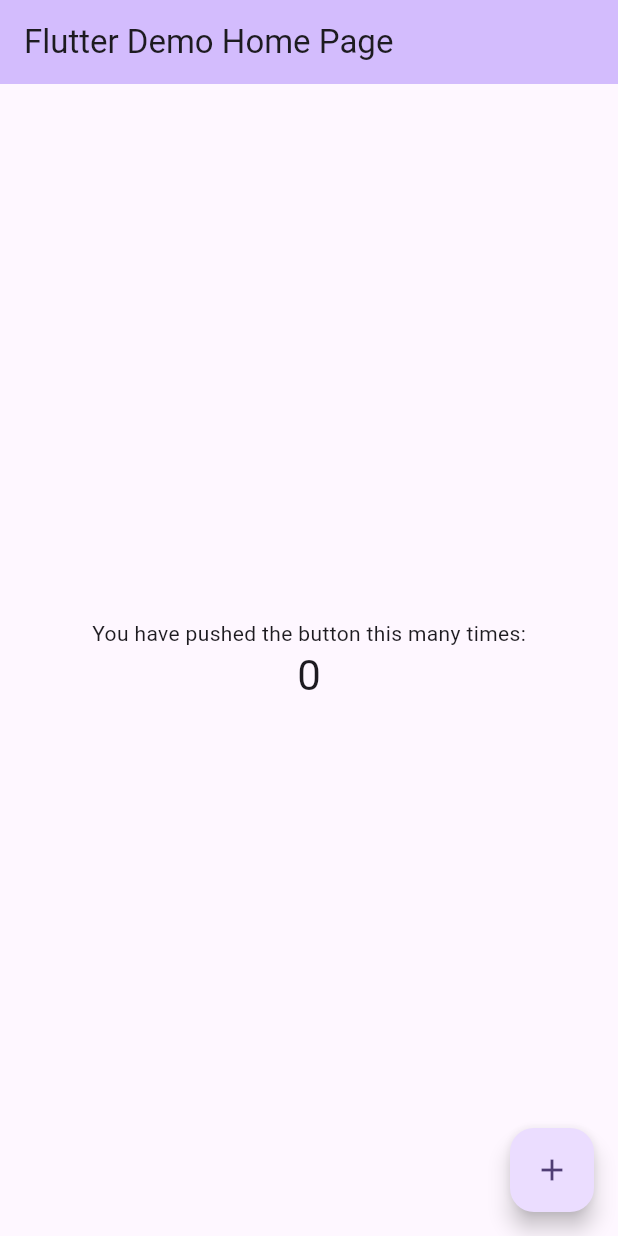
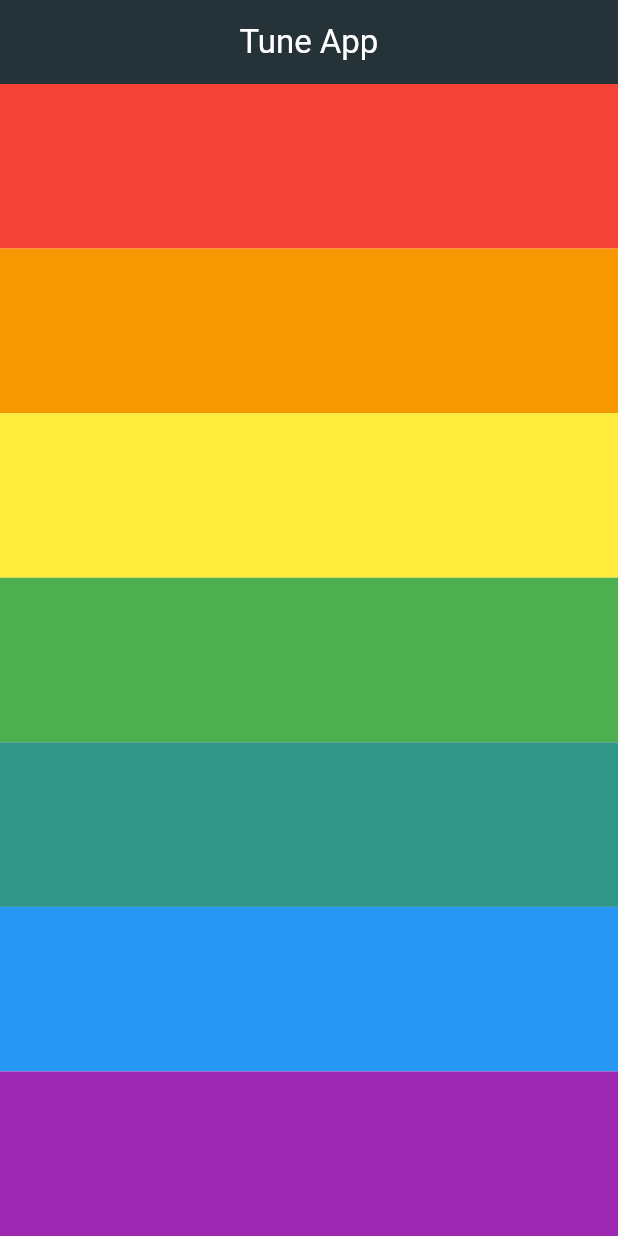
Before and after one commit to AhmedEssammm/tune-player-app, a Flutter app: the screen it shows after launch, on a phone screen of 412 x 824 dp. Run offline on Flutter 3.47's test engine with Material 3 defaults, Android fonts, the phone set to English and light mode, and no system bars.

Commit message:
Finished UI

```diff
--- a/lib/main.dart
+++ b/lib/main.dart
@@ -1,125 +1,18 @@
 import 'package:flutter/material.dart';
+import 'package:tune_player_app/views/tune_view.dart';
 
 void main() {
-  runApp(const MyApp());
+  runApp(const TuneApp());
 }
 
-class MyApp extends StatelessWidget {
-  const MyApp({super.key});
+class TuneApp extends StatelessWidget {
+  const TuneApp({super.key});
 
-  // This widget is the root of your application.
   @override
   Widget build(BuildContext context) {
     return MaterialApp(
-      title: 'Flutter Demo',
-      theme: ThemeData(
-        // This is the theme of your application.
-        //
-        // TRY THIS: Try running your application with "flutter run". You'll see
-        // the application has a purple toolbar. Then, without quitting the app,
-        // try changing the seedColor in the colorScheme below to Colors.green
-        // and then invoke "hot reload" (save your changes or press the "hot
-        // reload" button in a Flutter-supported IDE, or press "r" if you used
-        // the command line to start the app).
-        //
-        // Notice that the counter didn't reset back to zero; the application
-        // state is not lost during the reload. To reset the state, use hot
-        // restart instead.
-        //
-        // This works for code too, not just values: Most code changes can be
-        // tested with just a hot reload.
-        colorScheme: ColorScheme.fromSeed(seedColor: Colors.deepPurple),
-        useMaterial3: true,
-      ),
-      home: const MyHomePage(title: 'Flutter Demo Home Page'),
+      debugShowCheckedModeBanner: false,
+      home: TuneView(),
     );
   }
 }
-
-class MyHomePage extends StatefulWidget {
-  const MyHomePage({super.key, required this.title});
-
-  // This widget is the home page of your application. It is stateful, meaning
-  // that it has a State object (defined below) that contains fields that affect
-  // how it looks.
-
-  // This class is the configuration for the state. It holds the values (in this
-  // case the title) provided by the parent (in this case the App widget) and
-  // used by the build method of the State. Fields in a Widget subclass are
-  // always marked "final".
-
-  final String title;
-
-  @override
-  State<MyHomePage> createState() => _MyHomePageState();
-}
-
-class _MyHomePageState extends State<MyHomePage> {
-  int _counter = 0;
-
-  void _incrementCounter() {
-    setState(() {
-      // This call to setState tells the Flutter framework that something has
-      // changed in this State, which causes it to rerun the build method below
-      // so that the display can reflect the updated values. If we changed
-      // _counter without calling setState(), then the build method would not be
-      // called again, and so nothing would appear to happen.
-      _counter++;
-    });
-  }
-
-  @override
-  Widget build(BuildContext context) {
-    // This method is rerun every time setState is called, for instance as done
-    // by the _incrementCounter method above.
-    //
-    // The Flutter framework has been optimized to make rerunning build methods
-    // fast, so that you can just rebuild anything that needs updating rather
-    // than having to individually change instances of widgets.
-    return Scaffold(
-      appBar: AppBar(
-        // TRY THIS: Try changing the color here to a specific color (to
-        // Colors.amber, perhaps?) and trigger a hot reload to see the AppBar
-        // change color while the other colors stay the same.
-        backgroundColor: Theme.of(context).colorScheme.inversePrimary,
-        // Here we take the value from the MyHomePage object that was created by
-        // the App.build method, and use it to set our appbar title.
-        title: Text(widget.title),
-      ),
-      body: Center(
-        // Center is a layout widget. It takes a single child and positions it
-        // in the middle of the parent.
-        child: Column(
-          // Column is also a layout widget. It takes a list of children and
-          // arranges them vertically. By default, it sizes itself to fit its
-          // children horizontally, and tries to be as tall as its parent.
-          //
-          // Column has various properties to control how it sizes itself and
-          // how it positions its children. Here we use mainAxisAlignment to
-          // center the children vertically; the main axis here is the vertical
-          // axis because Columns are vertical (the cross axis would be
-          // horizontal).
-          //
-          // TRY THIS: Invoke "debug painting" (choose the "Toggle Debug Paint"
-          // action in the IDE, or press "p" in the console), to see the
-          // wireframe for each widget.
-          mainAxisAlignment: MainAxisAlignment.center,
-          children: <Widget>[
-            const Text(
-              'You have pushed the button this many times:',
-            ),
-            Text(
-              '$_counter',
-              style: Theme.of(context).textTheme.headlineMedium,
-            ),
-          ],
-        ),
-      ),
-      floatingActionButton: FloatingActionButton(
-        onPressed: _incrementCounter,
-        tooltip: 'Increment',
-        child: const Icon(Icons.add),
-      ), // This trailing comma makes auto-formatting nicer for build methods.
-    );
-  }
-}
--- /dev/null
+++ b/lib/views/tune_view.dart
@@ -0,0 +1,34 @@
+import 'package:flutter/material.dart';
+import 'package:tune_player_app/widgets/tune_item.dart';
+
+class TuneView extends StatelessWidget {
+  const TuneView({super.key});
+  final List<Color> tuneColors = const [
+    Color(0xFFF44336),
+    Color(0xFFF89800),
+    Color(0xFFFEEB3B),
+    Color(0xFF4CAF50),
+    Color(0xFF2F9688),
+    Color(0xFF2896F3),
+    Color(0xFF9C27B0),
+  ];
+  @override
+  Widget build(BuildContext context) {
+    return Scaffold(
+      appBar: AppBar(
+        centerTitle: true,
+        title: Text('Tune App'),
+        backgroundColor: Color(0xFF253238),
+        foregroundColor: Colors.white,
+        elevation: 0,
+      ),
+      body: Column(
+        children: tuneColors
+            .map(
+              (e) => TuneItem(color: e),
+            )
+            .toList(),
+      ),
+    );
+  }
+}
--- /dev/null
+++ b/lib/widgets/tune_item.dart
@@ -0,0 +1,14 @@
+import 'package:flutter/material.dart';
+
+class TuneItem extends StatelessWidget {
+  const TuneItem({super.key, required this.color});
+  final Color color;
+  @override
+  Widget build(BuildContext context) {
+    return Expanded(
+      child: Container(
+        color: color,
+      ),
+    );
+  }
+}
```
